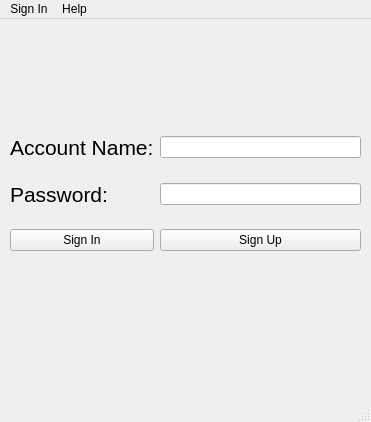
First picture: the form in mainwindow.ui, repository Roysu17/Windows_App, before the edit.
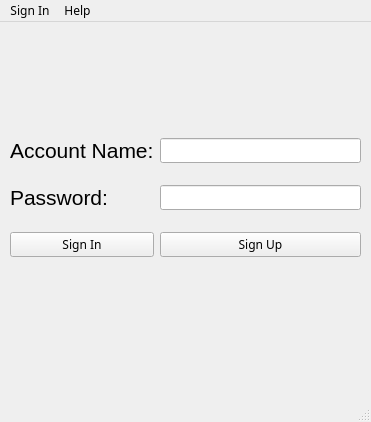
Second picture: the form after the edit.

What changed in the file:
```diff
--- a/mainwindow.ui
+++ b/mainwindow.ui
@@ -13,6 +13,11 @@
     <height>422</height>
    </rect>
   </property>
+  <property name="font">
+   <font>
+    <family>Agency FB</family>
+   </font>
+  </property>
   <property name="windowTitle">
    <string>MainWindow</string>
   </property>
@@ -85,7 +90,7 @@
      <x>0</x>
      <y>0</y>
      <width>371</width>
-     <height>25</height>
+     <height>23</height>
     </rect>
    </property>
    <widget class="QMenu" name="menuSign_In">
```
